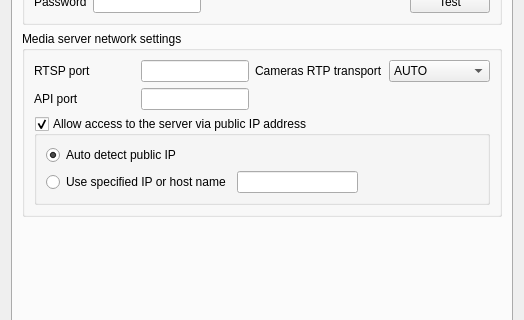
The window that traytool/src/settings.ui (networkoptix/nx_open) describes before a commit, drawn with Qt 5; both pictures show x 0 to 524 and y 169 to 489 of the 524 by 585 pixel window.
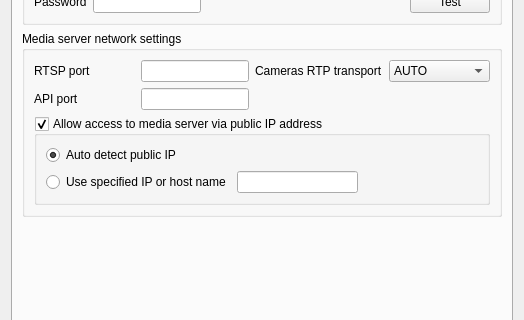
The same window after the commit.

Diff of the .ui file:
```diff
--- a/traytool/src/settings.ui
+++ b/traytool/src/settings.ui
@@ -311,7 +311,7 @@
           <item>
            <widget class="QGroupBox" name="groupBoxPublicIP">
             <property name="title">
-             <string>Allow access to the server via public IP address</string>
+             <string>Allow access to media server via public IP address</string>
             </property>
             <property name="checkable">
              <bool>true</bool>
```
Left out of the diff: 2 changed lines with no effect on the pictures.
